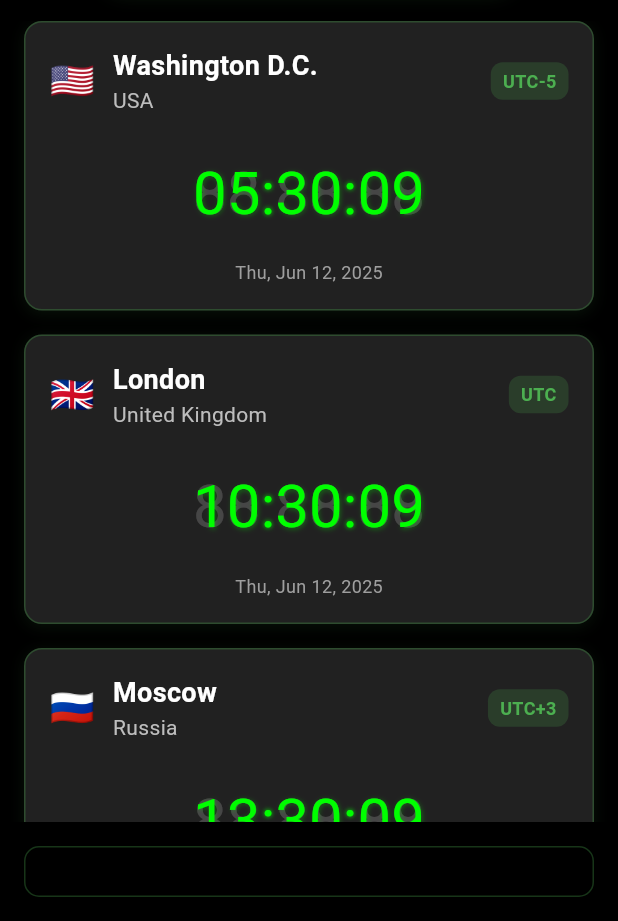
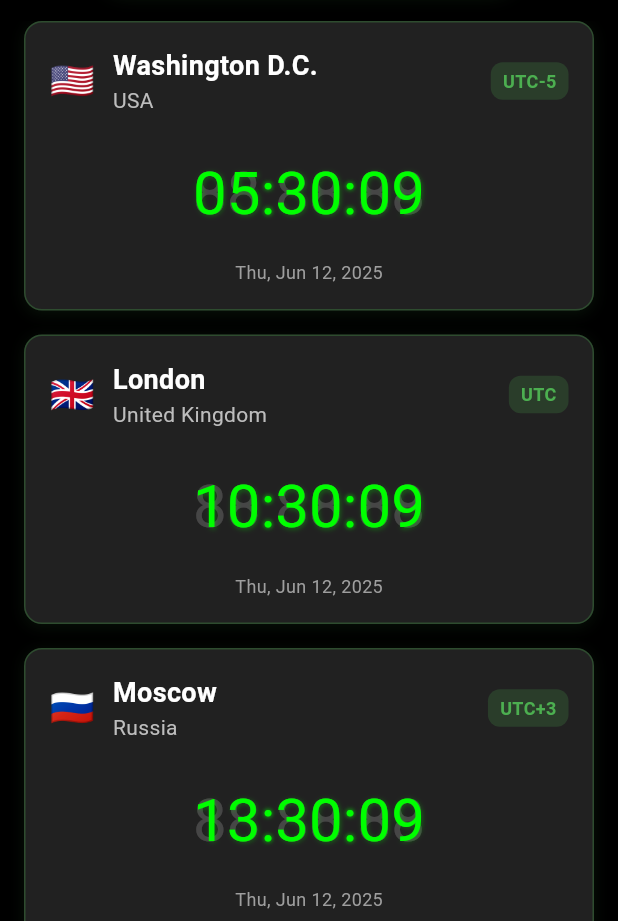
Before and after one commit to kouhoang/BuildClockUIEx, a Flutter app: the screen it shows after launch, tab 3 chosen, on a phone screen of 412 x 824 dp, the part 315-1236 px from its top. Run offline on Flutter 3.47's test engine with Material 3 defaults, Android fonts, the phone set to English and light mode, and no system bars; our stand-ins replace image_picker, shared_preferences; Roboto replaces fonts that are missing (e1234); project files that could hold a hidden picture were left out.

```diff
--- a/lib/screens/world_clock_screen.dart
+++ b/lib/screens/world_clock_screen.dart
@@ -158,20 +158,6 @@ class _WorldClockScreenState extends State<WorldClockScreen>
                 },
               ),
             ),
-
-            // Footer info with background
-            Container(
-              margin: const EdgeInsets.all(16),
-              padding: const EdgeInsets.all(16),
-              decoration: BoxDecoration(
-                color: Colors.black.withOpacity(0.6),
-                borderRadius: BorderRadius.circular(10),
-                border: Border.all(
-                  color: Colors.green.withOpacity(0.3),
-                  width: 1,
-                ),
-              ),
-            ),
           ],
         ),
       ),
```
Also changed, not shown: images/E1234_font_clock.png (added), images/canvas_clock.png (added), images/change_background.png (added), images/world_clock.png (added), 1 other file.
